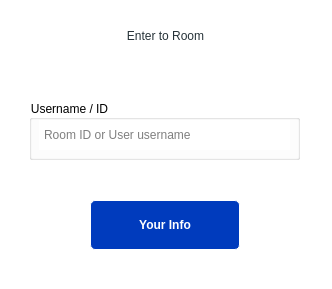
Qt form src/enterroomwindow.ui (aligrand/Zapchat) before a commit.
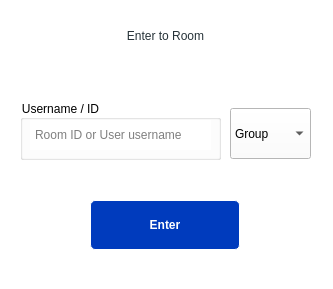
The same form after that commit. Icons and pictures are not drawn.

Diff of the .ui file:
```diff
--- a/src/enterroomwindow.ui
+++ b/src/enterroomwindow.ui
@@ -6,10 +6,22 @@
    <rect>
     <x>0</x>
     <y>0</y>
-    <width>332</width>
+    <width>333</width>
     <height>289</height>
    </rect>
   </property>
+  <property name="minimumSize">
+   <size>
+    <width>333</width>
+    <height>289</height>
+   </size>
+  </property>
+  <property name="maximumSize">
+   <size>
+    <width>333</width>
+    <height>289</height>
+   </size>
+  </property>
   <property name="windowTitle">
    <string>Zapchat</string>
   </property>
@@ -47,9 +59,9 @@
    <widget class="QGroupBox" name="groupBox">
     <property name="geometry">
      <rect>
-      <x>29</x>
+      <x>20</x>
       <y>100</y>
-      <width>271</width>
+      <width>201</width>
       <height>60</height>
      </rect>
     </property>
@@ -61,7 +73,7 @@
       <rect>
        <x>10</x>
        <y>20</y>
-       <width>251</width>
+       <width>181</width>
        <height>30</height>
       </rect>
      </property>
@@ -102,9 +114,37 @@
 </string>
     </property>
     <property name="text">
-     <string>Your Info</string>
+     <string>Enter</string>
     </property>
    </widget>
+   <widget class="QComboBox" name="comboBox">
+    <property name="geometry">
+     <rect>
+      <x>230</x>
+      <y>108</y>
+      <width>81</width>
+      <height>51</height>
+     </rect>
+    </property>
+    <item>
+     <property name="text">
+      <string>Group</string>
+     </property>
+     <property name="icon">
+      <iconset>
+       <normaloff>../res/icon/group_room_icon.png</normaloff>../res/icon/group_room_icon.png</iconset>
+     </property>
+    </item>
+    <item>
+     <property name="text">
+      <string>Private</string>
+     </property>
+     <property name="icon">
+      <iconset>
+       <normaloff>../res/icon/private_room_icon.png</normaloff>../res/icon/private_room_icon.png</iconset>
+     </property>
+    </item>
+   </widget>
   </widget>
  </widget>
  <resources/>
```
Left out of the diff: 4 changed lines with no effect on the pictures.
